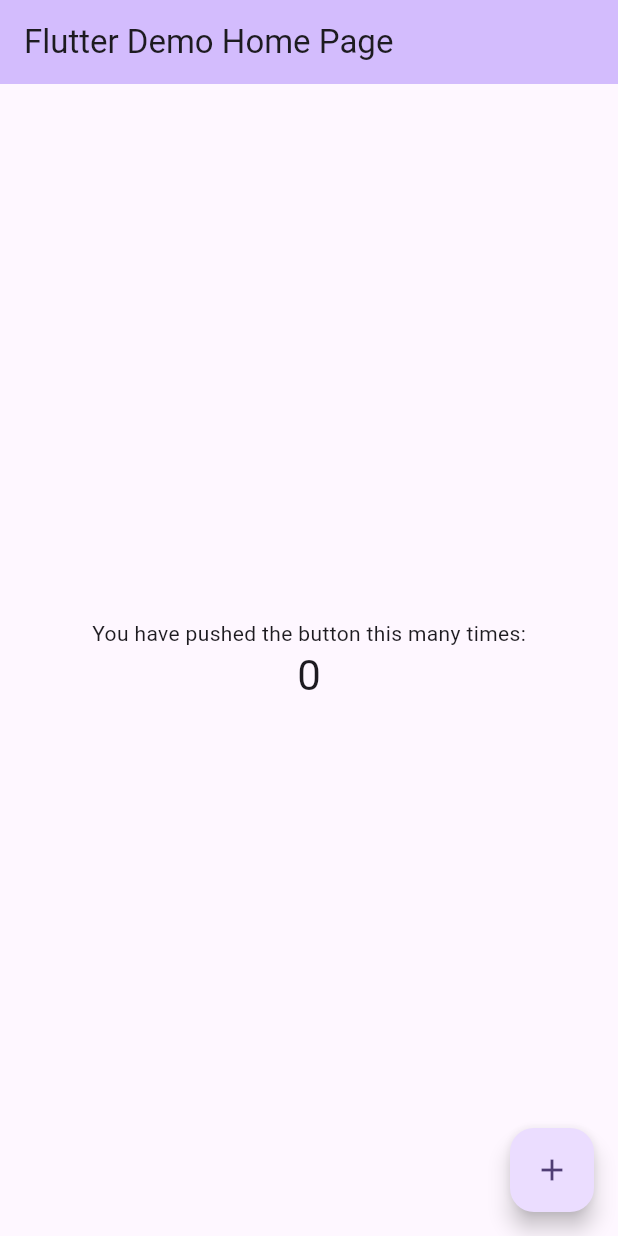
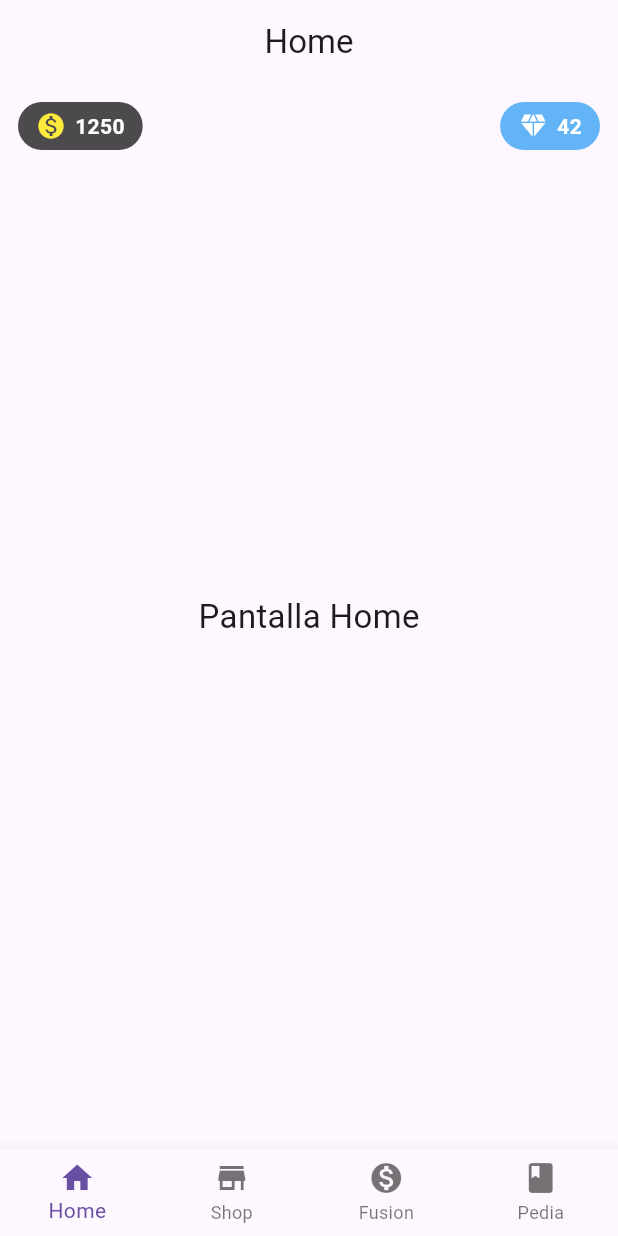
Before and after one commit to AdriaBC06/spin_a_fusion, a Flutter app: the screen it shows after launch, on a phone screen of 412 x 824 dp. Run offline on Flutter 3.47's test engine with Material 3 defaults, Android fonts, the phone set to English and light mode, and no system bars.

Commit message:
home, shop, fusion, pedia counters

```diff
--- a/lib/main.dart
+++ b/lib/main.dart
@@ -1,4 +1,5 @@
 import 'package:flutter/material.dart';
+import 'screens/home_screen.dart';
 
 void main() {
   runApp(const MyApp());
@@ -7,116 +8,11 @@ void main() {
 class MyApp extends StatelessWidget {
   const MyApp({super.key});
 
-  // This widget is the root of your application.
   @override
   Widget build(BuildContext context) {
-    return MaterialApp(
-      title: 'Flutter Demo',
-      theme: ThemeData(
-        // This is the theme of your application.
-        //
-        // TRY THIS: Try running your application with "flutter run". You'll see
-        // the application has a purple toolbar. Then, without quitting the app,
-        // try changing the seedColor in the colorScheme below to Colors.green
-        // and then invoke "hot reload" (save your changes or press the "hot
-        // reload" button in a Flutter-supported IDE, or press "r" if you used
-        // the command line to start the app).
-        //
-        // Notice that the counter didn't reset back to zero; the application
-        // state is not lost during the reload. To reset the state, use hot
-        // restart instead.
-        //
-        // This works for code too, not just values: Most code changes can be
-        // tested with just a hot reload.
-        colorScheme: .fromSeed(seedColor: Colors.deepPurple),
-      ),
-      home: const MyHomePage(title: 'Flutter Demo Home Page'),
+    return const MaterialApp(
+      debugShowCheckedModeBanner: false,
+      home: HomeScreen(),
     );
   }
 }
-
-class MyHomePage extends StatefulWidget {
-  const MyHomePage({super.key, required this.title});
-
-  // This widget is the home page of your application. It is stateful, meaning
-  // that it has a State object (defined below) that contains fields that affect
-  // how it looks.
-
-  // This class is the configuration for the state. It holds the values (in this
-  // case the title) provided by the parent (in this case the App widget) and
-  // used by the build method of the State. Fields in a Widget subclass are
-  // always marked "final".
-
-  final String title;
-
-  @override
-  State<MyHomePage> createState() => _MyHomePageState();
-}
-
-class _MyHomePageState extends State<MyHomePage> {
-  int _counter = 0;
-
-  void _incrementCounter() {
-    setState(() {
-      // This call to setState tells the Flutter framework that something has
-      // changed in this State, which causes it to rerun the build method below
-      // so that the display can reflect the updated values. If we changed
-      // _counter without calling setState(), then the build method would not be
-      // called again, and so nothing would appear to happen.
-      _counter++;
-    });
-  }
-
-  @override
-  Widget build(BuildContext context) {
-    // This method is rerun every time setState is called, for instance as done
-    // by the _incrementCounter method above.
-    //
-    // The Flutter framework has been optimized to make rerunning build methods
-    // fast, so that you can just rebuild anything that needs updating rather
-    // than having to individually change instances of widgets.
-    return Scaffold(
-      appBar: AppBar(
-        // TRY THIS: Try changing the color here to a specific color (to
-        // Colors.amber, perhaps?) and trigger a hot reload to see the AppBar
-        // change color while the other colors stay the same.
-        backgroundColor: Theme.of(context).colorScheme.inversePrimary,
-        // Here we take the value from the MyHomePage object that was created by
-        // the App.build method, and use it to set our appbar title.
-        title: Text(widget.title),
-      ),
-      body: Center(
-        // Center is a layout widget. It takes a single child and positions it
-        // in the middle of the parent.
-        child: Column(
-          // Column is also a layout widget. It takes a list of children and
-          // arranges them vertically. By default, it sizes itself to fit its
-          // children horizontally, and tries to be as tall as its parent.
-          //
-          // Column has various properties to control how it sizes itself and
-          // how it positions its children. Here we use mainAxisAlignment to
-          // center the children vertically; the main axis here is the vertical
-          // axis because Columns are vertical (the cross axis would be
-          // horizontal).
-          //
-          // TRY THIS: Invoke "debug painting" (choose the "Toggle Debug Paint"
-          // action in the IDE, or press "p" in the console), to see the
-          // wireframe for each widget.
-          mainAxisAlignment: .center,
-          children: [
-            const Text('You have pushed the button this many times:'),
-            Text(
-              '$_counter',
-              style: Theme.of(context).textTheme.headlineMedium,
-            ),
-          ],
-        ),
-      ),
-      floatingActionButton: FloatingActionButton(
-        onPressed: _incrementCounter,
-        tooltip: 'Increment',
-        child: const Icon(Icons.add),
-      ),
-    );
-  }
-}
--- /dev/null
+++ b/lib/screens/fusion_screen.dart
@@ -0,0 +1,15 @@
+import 'package:flutter/material.dart';
+
+class FusionScreen extends StatelessWidget {
+  const FusionScreen({super.key});
+
+  @override
+  Widget build(BuildContext context) {
+    return const Center(
+      child: Text(
+        'Fusiones',
+        style: TextStyle(fontSize: 22),
+      ),
+    );
+  }
+}
--- /dev/null
+++ b/lib/screens/home_screen.dart
@@ -0,0 +1,57 @@
+import 'package:flutter/material.dart';
+import '../widgets/widgets.dart';
+import 'screens.dart';
+
+class HomeScreen extends StatefulWidget {
+  const HomeScreen({super.key});
+
+  @override
+  State<HomeScreen> createState() => _HomeScreenState();
+}
+
+class _HomeScreenState extends State<HomeScreen> {
+  int currentIndex = 0;
+  int money = 1250;
+int diamonds = 42;
+
+
+  final List<Widget> screens = const [
+    HomeContent(),
+    ShopScreen(),
+    FusionScreen(),
+    PediaScreen(),
+  ];
+
+  @override
+  Widget build(BuildContext context) {
+    return Scaffold(
+      appBar: AppBar(title: const Text('Home'), centerTitle: true),
+      body: Stack(
+        children: [
+          screens[currentIndex],
+          MoneyCounter(amount: money),
+          DiamondCounter(amount: diamonds),
+        ],
+      ),
+      bottomNavigationBar: CustomBottomBar(
+        currentIndex: currentIndex,
+        onTap: (index) {
+          setState(() {
+            currentIndex = index;
+          });
+        },
+      ),
+    );
+  }
+}
+
+class HomeContent extends StatelessWidget {
+  const HomeContent({super.key});
+
+  @override
+  Widget build(BuildContext context) {
+    return const Center(
+      child: Text('Pantalla Home', style: TextStyle(fontSize: 22)),
+    );
+  }
+}
--- /dev/null
+++ b/lib/screens/pedia_screen.dart
@@ -0,0 +1,15 @@
+import 'package:flutter/material.dart';
+
+class PediaScreen extends StatelessWidget {
+  const PediaScreen({super.key});
+
+  @override
+  Widget build(BuildContext context) {
+    return const Center(
+      child: Text(
+        'Pokédex / Pedia',
+        style: TextStyle(fontSize: 22),
+      ),
+    );
+  }
+}
--- /dev/null
+++ b/lib/screens/screens.dart
@@ -0,0 +1,4 @@
+export 'home_screen.dart';
+export 'fusion_screen.dart';
+export 'pedia_screen.dart';
+export 'shop_screen.dart';
--- /dev/null
+++ b/lib/screens/shop_screen.dart
@@ -0,0 +1,15 @@
+import 'package:flutter/material.dart';
+
+class ShopScreen extends StatelessWidget {
+  const ShopScreen({super.key});
+
+  @override
+  Widget build(BuildContext context) {
+    return const Center(
+      child: Text(
+        'Tienda',
+        style: TextStyle(fontSize: 22),
+      ),
+    );
+  }
+}
--- /dev/null
+++ b/lib/widgets/custom_bottom_bar.dart
@@ -0,0 +1,39 @@
+import 'package:flutter/material.dart';
+
+class CustomBottomBar extends StatelessWidget {
+  final int currentIndex;
+  final Function(int) onTap;
+
+  const CustomBottomBar({
+    super.key,
+    required this.currentIndex,
+    required this.onTap,
+  });
+
+  @override
+  Widget build(BuildContext context) {
+    return BottomNavigationBar(
+      currentIndex: currentIndex,
+      onTap: onTap,
+      type: BottomNavigationBarType.fixed,
+      items: const [
+        BottomNavigationBarItem(
+          icon: Icon(Icons.home),
+          label: 'Home',
+        ),
+        BottomNavigationBarItem(
+          icon: Icon(Icons.store),
+          label: 'Shop',
+        ),
+        BottomNavigationBarItem(
+          icon: Icon(Icons.monetization_on),
+          label: 'Fusion',
+        ),
+        BottomNavigationBarItem(
+          icon: Icon(Icons.book),
+          label: 'Pedia',
+        ),
+      ],
+    );
+  }
+}
--- /dev/null
+++ b/lib/widgets/diamond_counter.dart
@@ -0,0 +1,42 @@
+import 'package:flutter/material.dart';
+
+class DiamondCounter extends StatelessWidget {
+  final int amount;
+
+  const DiamondCounter({
+    super.key,
+    required this.amount,
+  });
+
+  @override
+  Widget build(BuildContext context) {
+    return Positioned(
+      top: 12,
+      right: 12,
+      child: Container(
+        padding: const EdgeInsets.symmetric(horizontal: 12, vertical: 6),
+        decoration: BoxDecoration(
+          color: Colors.blue.withOpacity(0.7),
+          borderRadius: BorderRadius.circular(20),
+        ),
+        child: Row(
+          children: [
+            const Icon(
+              Icons.diamond,
+              color: Colors.white,
+              size: 20,
+            ),
+            const SizedBox(width: 6),
+            Text(
+              amount.toString(),
+              style: const TextStyle(
+                color: Colors.white,
+                fontWeight: FontWeight.bold,
+              ),
+            ),
+          ],
+        ),
+      ),
+    );
+  }
+}
--- /dev/null
+++ b/lib/widgets/money_counter.dart
@@ -0,0 +1,42 @@
+import 'package:flutter/material.dart';
+
+class MoneyCounter extends StatelessWidget {
+  final int amount;
+
+  const MoneyCounter({
+    super.key,
+    required this.amount,
+  });
+
+  @override
+  Widget build(BuildContext context) {
+    return Positioned(
+      top: 12,
+      left: 12,
+      child: Container(
+        padding: const EdgeInsets.symmetric(horizontal: 12, vertical: 6),
+        decoration: BoxDecoration(
+          color: Colors.black.withOpacity(0.7),
+          borderRadius: BorderRadius.circular(20),
+        ),
+        child: Row(
+          children: [
+            const Icon(
+              Icons.monetization_on,
+              color: Colors.yellow,
+              size: 20,
+            ),
+            const SizedBox(width: 6),
+            Text(
+              amount.toString(),
+              style: const TextStyle(
+                color: Colors.white,
+                fontWeight: FontWeight.bold,
+              ),
+            ),
+          ],
+        ),
+      ),
+    );
+  }
+}
--- /dev/null
+++ b/lib/widgets/widgets.dart
@@ -0,0 +1,3 @@
+export 'custom_bottom_bar.dart';
+export 'diamond_counter.dart';
+export 'money_counter.dart';
```
